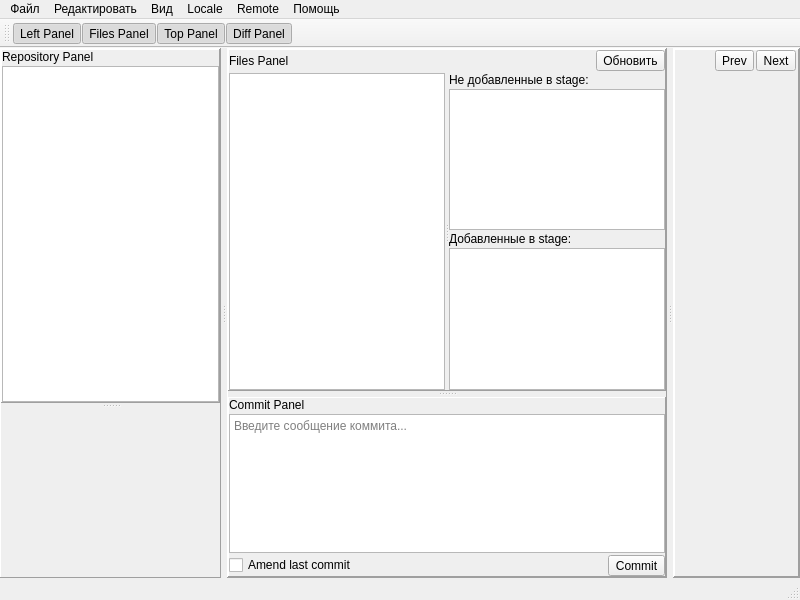
The window that commit_craft_app/mainwindow.ui (CJayM/CommitCraft) describes before a commit, drawn with Qt 5.
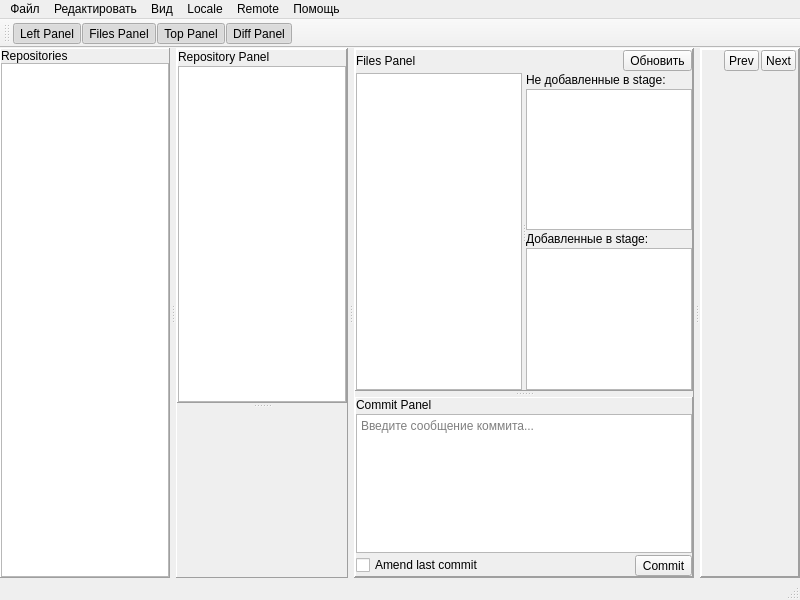
The same window after the commit. Icons and pictures are not drawn. Custom widgets are drawn as their Qt base class.

Commit message: Добавлен repositoryFrame в splitter перед leftFrame

What changed in the file:
```diff
--- a/commit_craft_app/mainwindow.ui
+++ b/commit_craft_app/mainwindow.ui
@@ -47,6 +47,56 @@
       <property name="handleWidth">
        <number>6</number>
       </property>
+      <widget class="QFrame" name="repositoryFrame">
+       <property name="minimumSize">
+        <size>
+         <width>100</width>
+         <height>0</height>
+        </size>
+       </property>
+       <property name="maximumSize">
+        <size>
+         <width>300</width>
+         <height>16777215</height>
+        </size>
+       </property>
+       <property name="frameShape">
+        <enum>QFrame::Shape::Panel</enum>
+       </property>
+       <property name="frameShadow">
+        <enum>QFrame::Shadow::Raised</enum>
+       </property>
+       <layout class="QVBoxLayout" name="verticalLayout_7">
+        <property name="spacing">
+         <number>0</number>
+        </property>
+        <property name="leftMargin">
+         <number>0</number>
+        </property>
+        <property name="topMargin">
+         <number>0</number>
+        </property>
+        <property name="rightMargin">
+         <number>0</number>
+        </property>
+        <property name="bottomMargin">
+         <number>0</number>
+        </property>
+        <item>
+         <widget class="QLabel" name="repositoryLabel">
+          <property name="text">
+           <string>Repositories</string>
+          </property>
+          <property name="alignment">
+           <set>Qt::AlignmentFlag::AlignLeading|Qt::AlignmentFlag::AlignLeft|Qt::AlignmentFlag::AlignVCenter</set>
+          </property>
+         </widget>
+        </item>
+        <item>
+         <widget class="QListView" name="repositoryList"/>
+        </item>
+       </layout>
+      </widget>
       <widget class="QFrame" name="leftFrame">
        <property name="minimumSize">
         <size>
```
